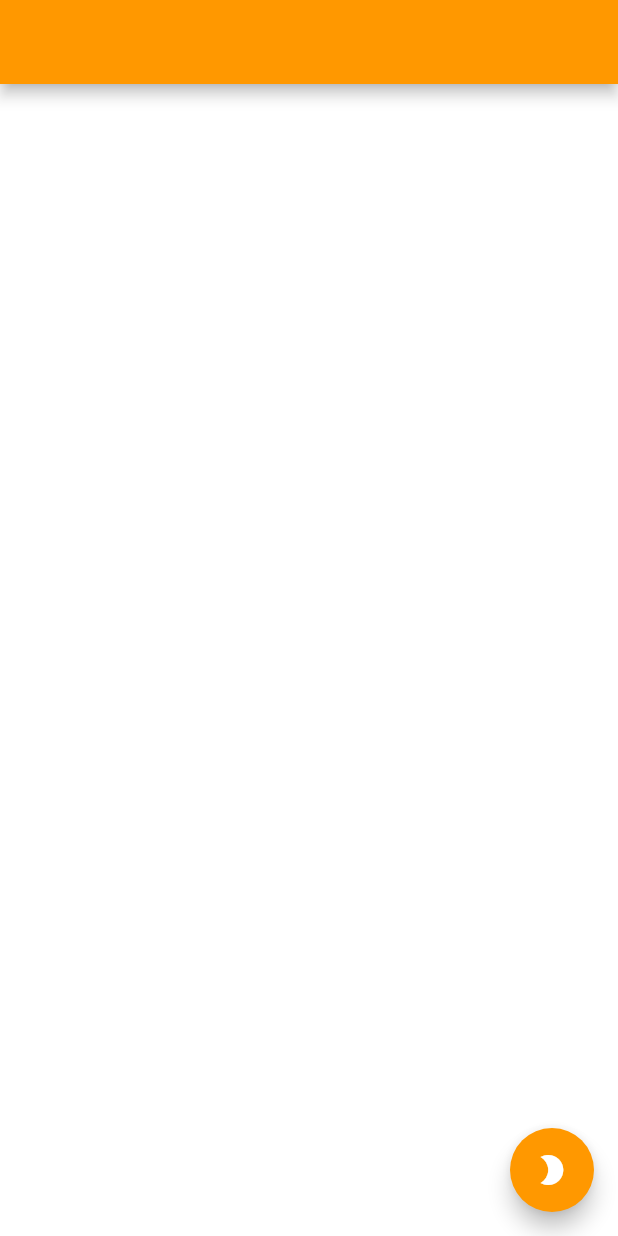
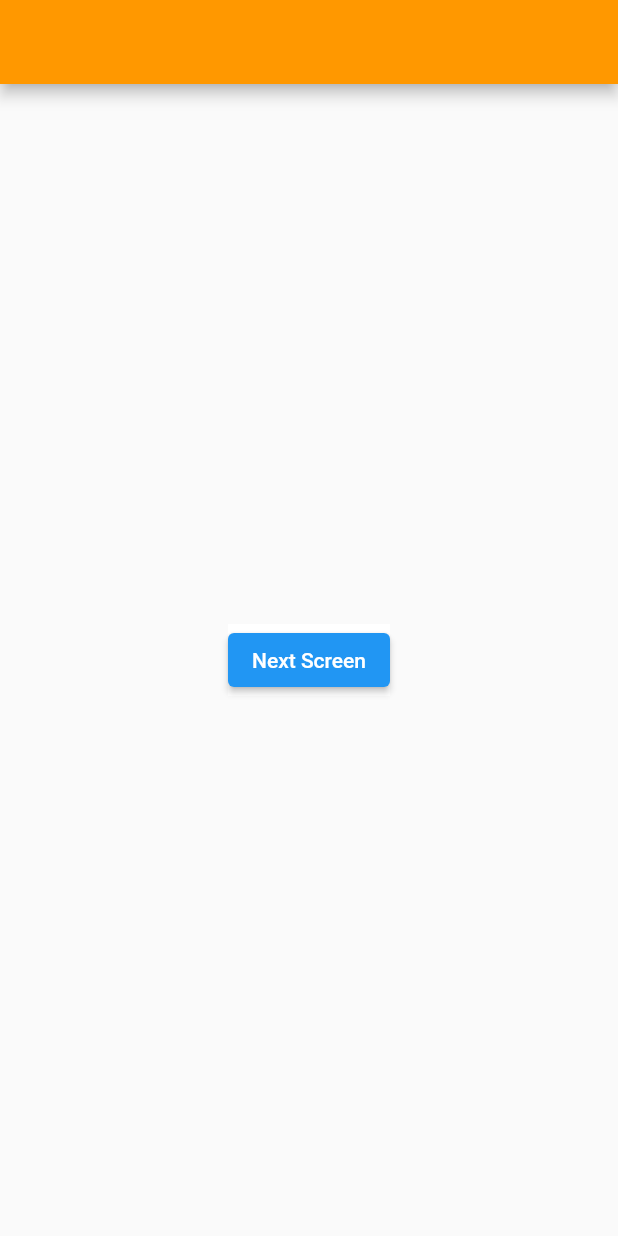
Before and after one commit to JuniorCabrera-Ksquare/Provider_Workshop, a Flutter app: the screen it shows after launch, on a phone screen of 412 x 824 dp. Run offline on Flutter 3.47's test engine with Material 2 defaults, Android fonts, the phone set to English and light mode, and no system bars.

Commit message:
Feature: 2nd

```diff
--- a/lib/screens/home.dart
+++ b/lib/screens/home.dart
@@ -2,29 +2,33 @@ import 'package:flutter/material.dart';
 import 'package:provider/provider.dart';
 import 'package:provider/provider.dart';
 import 'package:provider_class/controllers/theme_mode_provider.dart';
+import 'package:provider_class/screens/second_screen.dart';
 
 class HomeScreen extends StatelessWidget {
   const HomeScreen({super.key});
 
   @override
   Widget build(BuildContext context) {
-  final modeThemeProvider = Provider.of<ThemeModeProvider>(context);
+    final modeThemeProvider = Provider.of<ThemeModeProvider>(context);
 
     return Scaffold(
       appBar: AppBar(
         backgroundColor: modeThemeProvider.primaryColor,
       ),
-      body: Container(
-        color: modeThemeProvider.backgroundColor,
+      body: Center(
+        child: Container(
+          color: modeThemeProvider.backgroundColor,
+          child: ElevatedButton(
+            onPressed: () {
+              Navigator.push(
+                context,
+                MaterialPageRoute(builder: (context) => const SecondScreen()),
+              );
+            },
+            child: const Text('Next Screen'),
+          ),
+        ),
       ),
-      floatingActionButton: FloatingActionButton(
-          backgroundColor:modeThemeProvider.primaryColor,
-          child: modeThemeProvider.iconFloatingElevationButton,
-          onPressed: () {
-            modeThemeProvider.primaryColor == Colors.orange
-            ? modeThemeProvider.changeThemeToDark()
-            : modeThemeProvider.changeThemeToLight();
-          }),
     );
   }
 }
```
Also changed, not shown: lib/main.dart (+4 -7 lines), lib/screens/second_screen.dart (+29 -0 lines).
